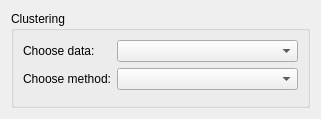
Above: ui/Clustering.ui from tthatcher95/PyHAT_Point_Spectra_GUI before the change. Below: the same form after it.
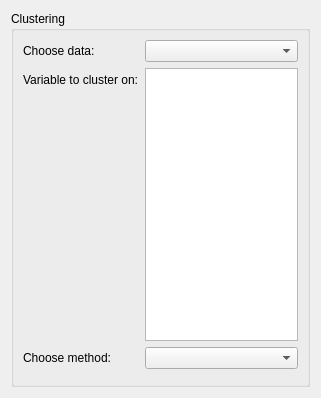
That is the form after the change.

Commit message: Implement spectral clustering

Patch:
```diff
--- a/ui/Clustering.ui
+++ b/ui/Clustering.ui
@@ -7,7 +7,7 @@
     <x>0</x>
     <y>0</y>
     <width>321</width>
-    <height>113</height>
+    <height>398</height>
    </rect>
   </property>
   <property name="sizePolicy">
@@ -33,22 +33,32 @@
         </property>
        </widget>
       </item>
-      <item row="0" column="1">
-       <widget class="QComboBox" name="chooseDataComboBox"/>
-      </item>
-      <item row="1" column="0">
+      <item row="4" column="0">
        <widget class="QLabel" name="chooseMethodLabel">
         <property name="text">
          <string>Choose method:</string>
         </property>
        </widget>
       </item>
-      <item row="1" column="1">
+      <item row="4" column="1">
        <widget class="QComboBox" name="chooseMethodComboBox"/>
       </item>
-      <item row="2" column="0" colspan="2">
+      <item row="5" column="0" colspan="2">
        <layout class="QVBoxLayout" name="clustering_vlayout"/>
       </item>
+      <item row="0" column="1">
+       <widget class="QComboBox" name="chooseDataComboBox"/>
+      </item>
+      <item row="1" column="0">
+       <widget class="QLabel" name="variables_label">
+        <property name="text">
+         <string>Variable to cluster on:</string>
+        </property>
+       </widget>
+      </item>
+      <item row="1" column="1">
+       <widget class="QListWidget" name="variables_list"/>
+      </item>
      </layout>
     </widget>
    </item>
```
The commit also changes 4 other files.
